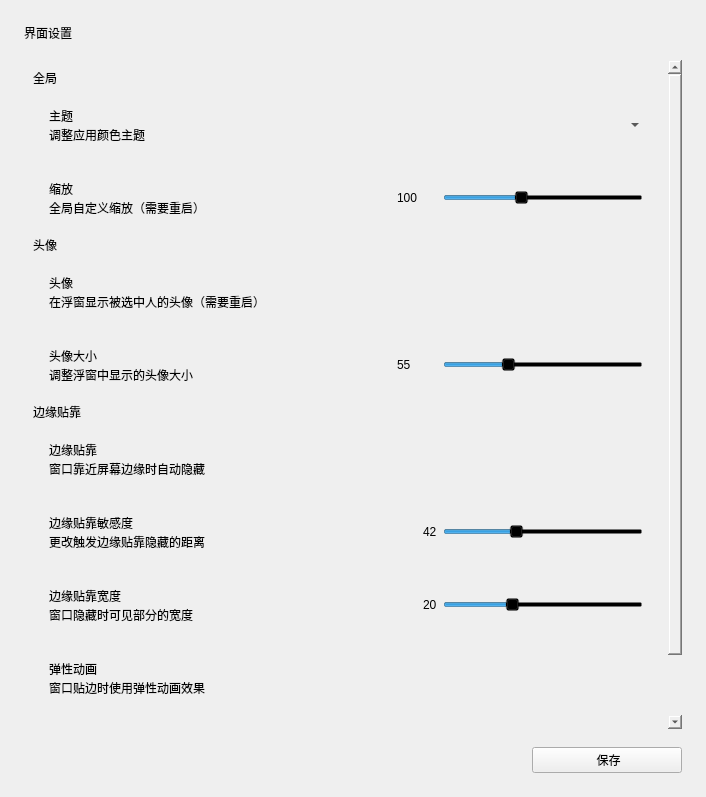
First picture: the form in ui/settings/widget.ui, repository windyslime/RandPicker-1, before the edit.
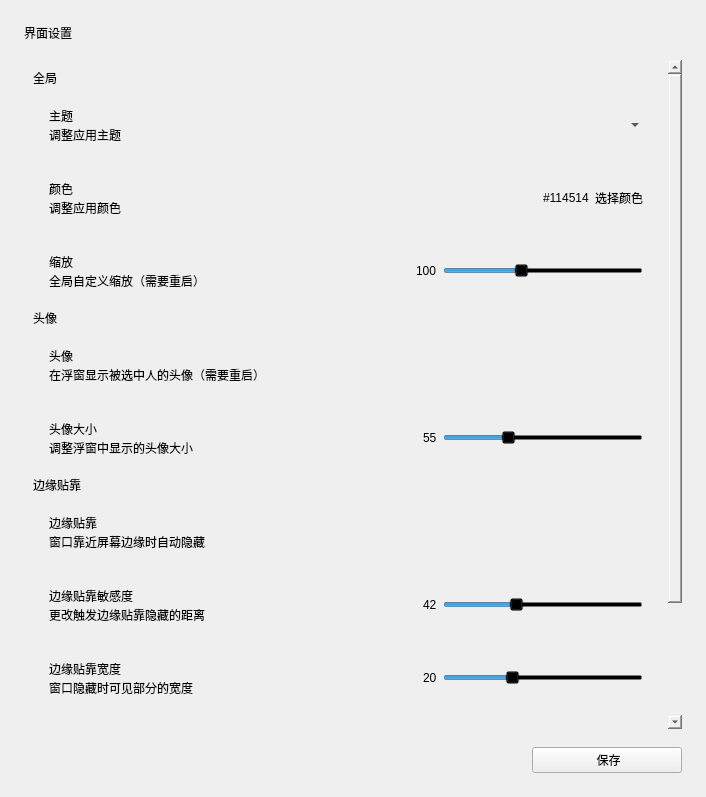
Second picture: the form after the edit. Custom widgets are drawn as their Qt base class.

Commit message: feat: 主题色

Patch:
```diff
--- a/ui/settings/widget.ui
+++ b/ui/settings/widget.ui
@@ -56,7 +56,7 @@
         <x>0</x>
         <y>0</y>
         <width>642</width>
-        <height>739</height>
+        <height>812</height>
        </rect>
       </property>
       <layout class="QVBoxLayout" name="verticalLayout_9">
@@ -108,7 +108,7 @@
               <item>
                <widget class="CaptionLabel" name="CaptionLabel_9">
                 <property name="text">
-                 <string>调整应用颜色主题</string>
+                 <string>调整应用主题</string>
                 </property>
                 <property name="wordWrap">
                  <bool>true</bool>
@@ -144,6 +144,94 @@
            </layout>
           </widget>
          </item>
+         <item>
+          <widget class="CardWidget" name="CardWidget_8">
+           <property name="minimumSize">
+            <size>
+             <width>0</width>
+             <height>70</height>
+            </size>
+           </property>
+           <layout class="QHBoxLayout" name="horizontalLayout_8">
+            <property name="leftMargin">
+             <number>16</number>
+            </property>
+            <property name="topMargin">
+             <number>16</number>
+            </property>
+            <property name="rightMargin">
+             <number>16</number>
+            </property>
+            <property name="bottomMargin">
+             <number>16</number>
+            </property>
+            <item>
+             <layout class="QVBoxLayout" name="verticalLayout_13">
+              <property name="spacing">
+               <number>0</number>
+              </property>
+              <item>
+               <widget class="StrongBodyLabel" name="StrongBodyLabel_12">
+                <property name="text">
+                 <string>颜色</string>
+                </property>
+               </widget>
+              </item>
+              <item>
+               <widget class="CaptionLabel" name="CaptionLabel_14">
+                <property name="text">
+                 <string>调整应用颜色</string>
+                </property>
+                <property name="wordWrap">
+                 <bool>true</bool>
+                </property>
+                <property name="lightColor" stdset="0">
+                 <color alpha="150">
+                  <red>0</red>
+                  <green>0</green>
+                  <blue>0</blue>
+                 </color>
+                </property>
+                <property name="darkColor" stdset="0">
+                 <color alpha="200">
+                  <red>255</red>
+                  <green>255</green>
+                  <blue>255</blue>
+                 </color>
+                </property>
+               </widget>
+              </item>
+             </layout>
+            </item>
+            <item alignment="Qt::AlignRight">
+             <widget class="BodyLabel" name="color_label">
+              <property name="maximumSize">
+               <size>
+                <width>100</width>
+                <height>16777215</height>
+               </size>
+              </property>
+              <property name="text">
+               <string>#114514</string>
+              </property>
+             </widget>
+            </item>
+            <item>
+             <widget class="PushButton" name="color">
+              <property name="sizePolicy">
+               <sizepolicy hsizetype="Maximum" vsizetype="Fixed">
+                <horstretch>0</horstretch>
+                <verstretch>0</verstretch>
+               </sizepolicy>
+              </property>
+              <property name="text">
+               <string>选择颜色</string>
+              </property>
+             </widget>
+            </item>
+           </layout>
+          </widget>
+         </item>
          <item>
           <widget class="CardWidget" name="CardWidget_6">
            <property name="minimumSize">
@@ -203,7 +291,7 @@
               </item>
              </layout>
             </item>
-            <item>
+            <item alignment="Qt::AlignRight">
              <widget class="BodyLabel" name="scale_label">
               <property name="maximumSize">
                <size>
@@ -388,7 +476,7 @@
               </item>
              </layout>
             </item>
-            <item>
+            <item alignment="Qt::AlignRight">
              <widget class="BodyLabel" name="avatar_size_label">
               <property name="maximumSize">
                <size>
@@ -572,12 +660,6 @@
             </item>
             <item alignment="Qt::AlignRight">
              <widget class="BodyLabel" name="edge_distance_label">
-              <property name="sizePolicy">
-               <sizepolicy hsizetype="Expanding" vsizetype="Preferred">
-                <horstretch>0</horstretch>
-                <verstretch>0</verstretch>
-               </sizepolicy>
-              </property>
               <property name="maximumSize">
                <size>
                 <width>40</width>
@@ -922,6 +1004,11 @@
    <extends>QComboBox</extends>
    <header>qfluentwidgets</header>
   </customwidget>
+  <customwidget>
+   <class>PushButton</class>
+   <extends>QPushButton</extends>
+   <header>qfluentwidgets</header>
+  </customwidget>
  </customwidgets>
  <resources/>
  <connections/>
```
The commit also changes 4 other files.
